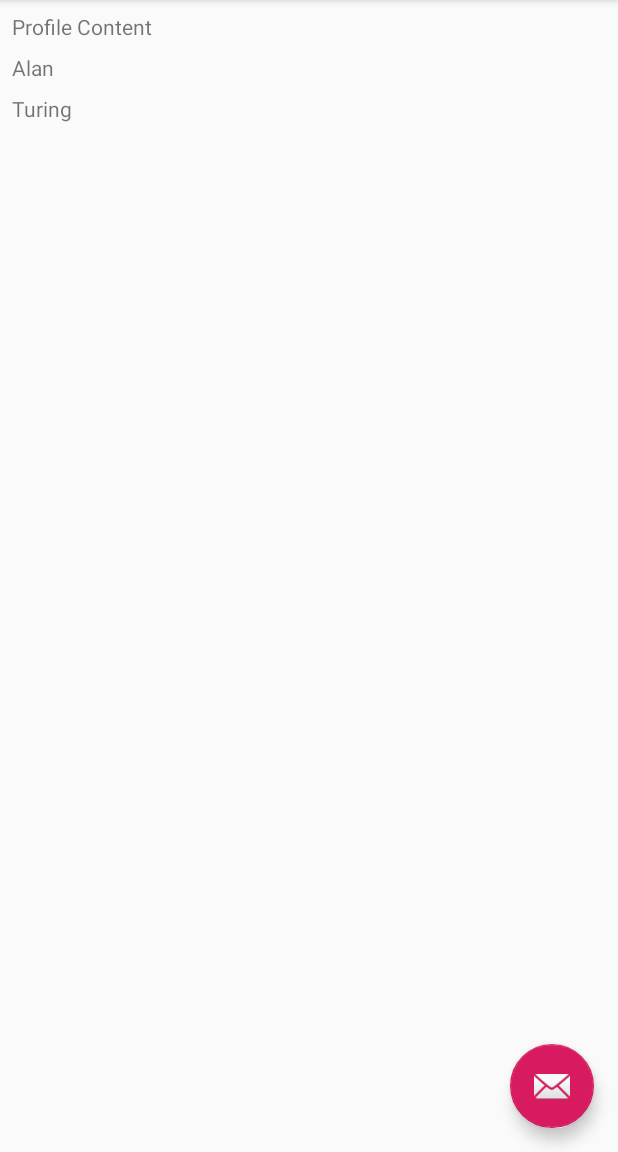
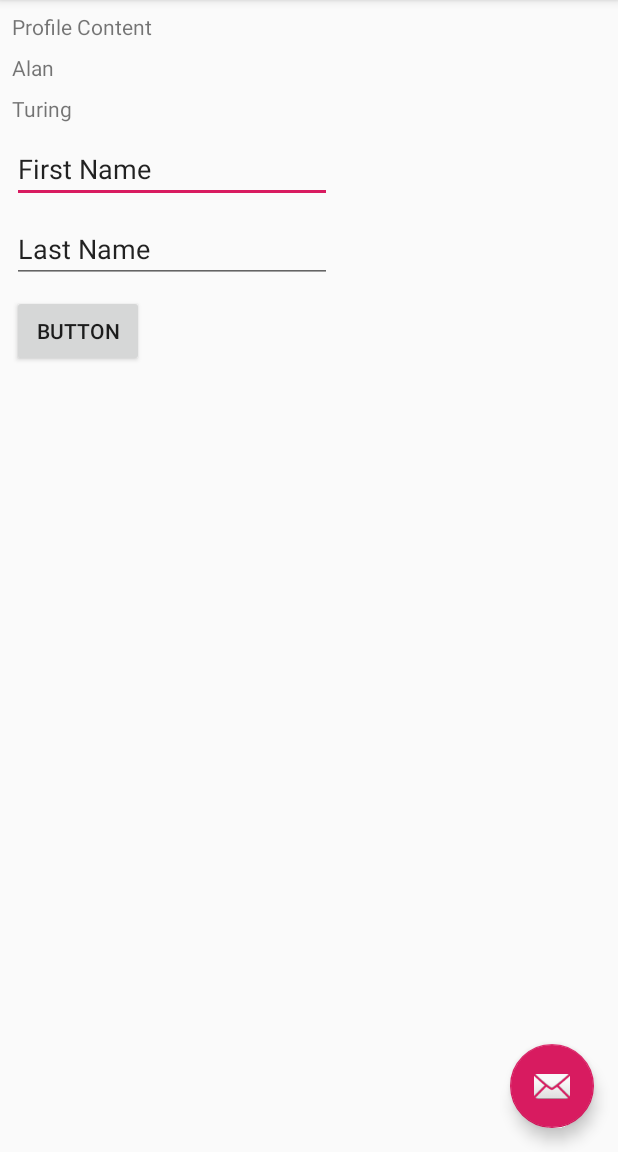
Before and after one commit to eslothower/CollegeApp_ESlothower, an Android app: the screen it shows after launch (ApplicantActivity), in the side drawer, after a tap on "Profile", on a phone screen of 412 x 824 dp, the part 84-1236 px from its top. Run offline under Robolectric (Android 15) with nearby library versions, the phone set to English and light mode, and no system bars.

Commit message:
End of class on Friday, March 29th

```diff
--- a/app/src/main/java/com/example/eslothower/collegeapp_eslothower/FamilyMemberFragment.java
+++ b/app/src/main/java/com/example/eslothower/collegeapp_eslothower/FamilyMemberFragment.java
@@ -5,6 +5,7 @@ package com.example.eslothower.collegeapp_eslothower;
         import android.view.LayoutInflater;
         import android.view.View;
         import android.view.ViewGroup;
+        import android.widget.Button;
         import android.widget.EditText;
         import android.widget.TextView;
 
@@ -19,12 +20,22 @@ public class FamilyMemberFragment extends Fragment {
 
         View rootView = inflater.inflate(R.layout.fragment_family_member, view, false);
 
-        TextView fnTextView = (TextView)rootView.findViewById(R.id.familyMember1);
-        TextView lnTextView = (TextView)rootView.findViewById(R.id.familyMember2);
-        EditText fnEditText = (EditText)rootView.findViewById(R.id.plainText1);
-        EditText lnEditText = (EditText)rootView.findViewById(R.id.plainText2);
+        final TextView fnTextView = (TextView)rootView.findViewById(R.id.familyMember1);
+        final TextView lnTextView = (TextView)rootView.findViewById(R.id.familyMember2);
+        final EditText fnEditText = (EditText)rootView.findViewById(R.id.fPlainText1);
+        final EditText lnEditText = (EditText)rootView.findViewById(R.id.fPlainText2);
+        Button mSubmitButton = (Button)rootView.findViewById(R.id.fSubmitButton);
+
         fnTextView.setText(fm.getFirstName());
         lnTextView.setText(fm.getLastName());
+
+        mSubmitButton.setOnClickListener(new View.OnClickListener() {
+            @Override
+            public void onClick(View v) {
+                fnTextView.setText(fnEditText.getText());
+                lnTextView.setText(lnEditText.getText());
+            }
+        });
         return rootView;
 
     }
--- a/app/src/main/res/layout/fragment_profile.xml
+++ b/app/src/main/res/layout/fragment_profile.xml
@@ -39,4 +39,41 @@
         app:layout_constraintStart_toStartOf="parent"
         app:layout_constraintTop_toBottomOf="@+id/textView1" />
 
+    <EditText
+        android:id="@+id/pPlainText1"
+        android:layout_width="wrap_content"
+        android:layout_height="wrap_content"
+        android:layout_marginStart="8dp"
+        android:layout_marginLeft="8dp"
+        android:layout_marginTop="8dp"
+        android:ems="10"
+        android:inputType="textPersonName"
+        android:text="First Name"
+        app:layout_constraintStart_toStartOf="parent"
+        app:layout_constraintTop_toBottomOf="@+id/textView2" />
+
+    <EditText
+        android:id="@+id/pPlainText2"
+        android:layout_width="wrap_content"
+        android:layout_height="wrap_content"
+        android:layout_marginStart="8dp"
+        android:layout_marginLeft="8dp"
+        android:layout_marginTop="8dp"
+        android:ems="10"
+        android:inputType="textPersonName"
+        android:text="Last Name"
+        app:layout_constraintStart_toStartOf="parent"
+        app:layout_constraintTop_toBottomOf="@+id/pPlainText1" />
+
+    <Button
+        android:id="@+id/pSumbitButton"
+        android:layout_width="wrap_content"
+        android:layout_height="wrap_content"
+        android:layout_marginStart="8dp"
+        android:layout_marginLeft="8dp"
+        android:layout_marginTop="8dp"
+        android:text="Button"
+        app:layout_constraintStart_toStartOf="parent"
+        app:layout_constraintTop_toBottomOf="@+id/pPlainText2" />
+
 </android.support.constraint.ConstraintLayout>
```
Also changed, not shown: app/src/main/res/layout/fragment_family_member.xml (+16 -5 lines).
